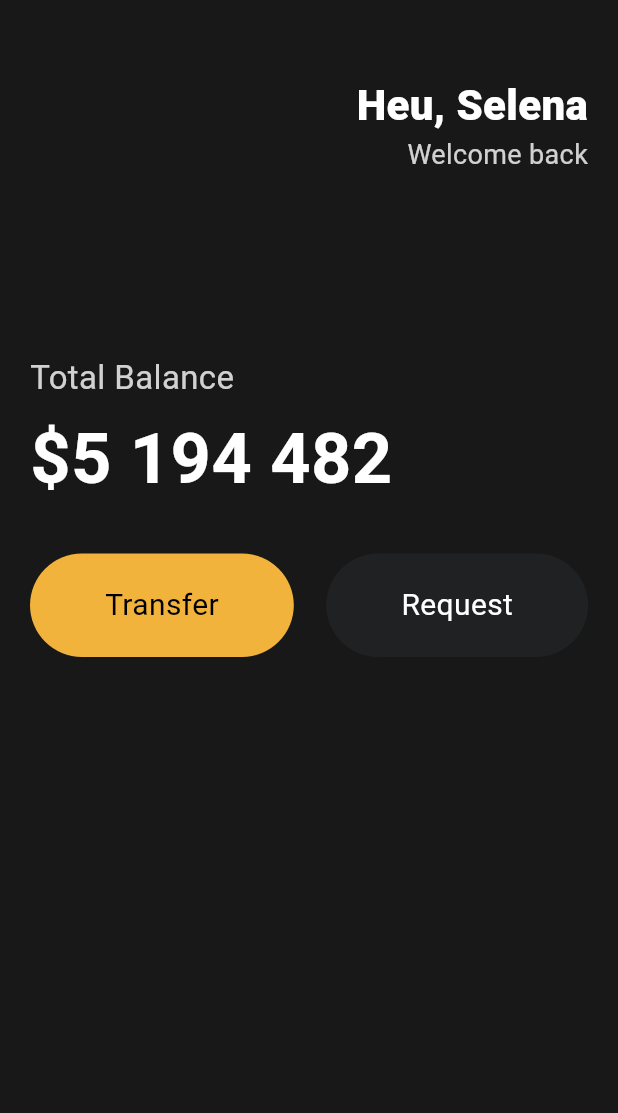
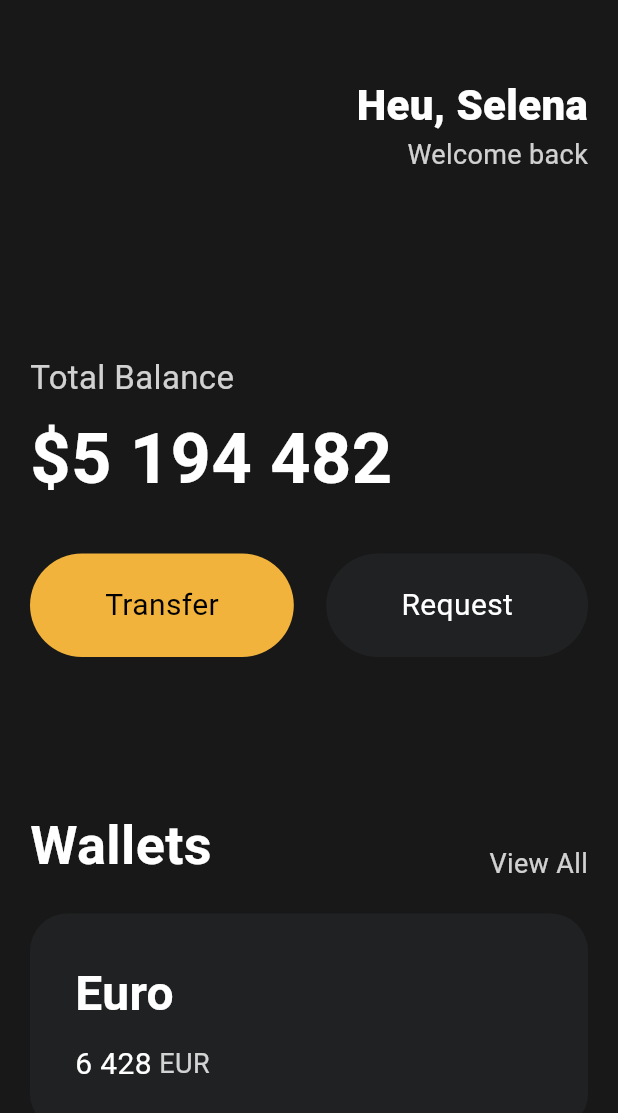
Before and after one commit to kimminsic/flutterStudy, a Flutter app: the screen it shows after launch, on a phone screen of 412 x 824 dp. Shown: the top 1113 px of the screen. Run offline on Flutter 3.47's test engine with Material 3 defaults, Android fonts, the phone set to English and light mode, and no system bars.

Commit message:
Flutter 로 웹툰 앱 만들기 #3.6 Cards

```diff
--- a/lib/main.dart
+++ b/lib/main.dart
@@ -84,6 +84,75 @@ class App extends StatelessWidget {
                   ),
                 ],
               ),
+              const SizedBox(height: 100),
+              Row(
+                crossAxisAlignment: CrossAxisAlignment.end,
+                mainAxisAlignment: MainAxisAlignment.spaceBetween,
+                children: [
+                  const Text(
+                    'Wallets',
+                    style: TextStyle(
+                      color: Colors.white,
+                      fontSize: 36,
+                      fontWeight: FontWeight.w600,
+                    ),
+                  ),
+                  Text(
+                    'View All',
+                    style: TextStyle(
+                      color: Colors.white.withOpacity(0.8),
+                      fontSize: 18,
+                    ),
+                  ),
+                ],
+              ),
+              const SizedBox(height: 20),
+              Container(
+                decoration: BoxDecoration(
+                  color: const Color(0xFF1F2123),
+                  borderRadius: BorderRadius.circular(25),
+                ),
+                child: Padding(
+                  padding: const EdgeInsets.all(30),
+                  child: Row(
+                    children: [
+                      Column(
+                        crossAxisAlignment: CrossAxisAlignment.start,
+                        children: [
+                          const Text(
+                            'Euro',
+                            style: TextStyle(
+                              color: Colors.white,
+                              fontSize: 32,
+                              fontWeight: FontWeight.w600,
+                            ),
+                          ),
+                          const SizedBox(height: 10),
+                          Row(
+                            children: [
+                              const Text(
+                                '6 428',
+                                style: TextStyle(
+                                  color: Colors.white,
+                                  fontSize: 20,
+                                ),
+                              ),
+                              const SizedBox(width: 5),
+                              Text(
+                                'EUR',
+                                style: TextStyle(
+                                  color: Colors.white.withOpacity(0.8),
+                                  fontSize: 18,
+                                ),
+                              ),
+                            ],
+                          ),
+                        ],
+                      ),
+                    ],
+                  ),
+                ),
+              ),
             ],
           ),
         ),
```
